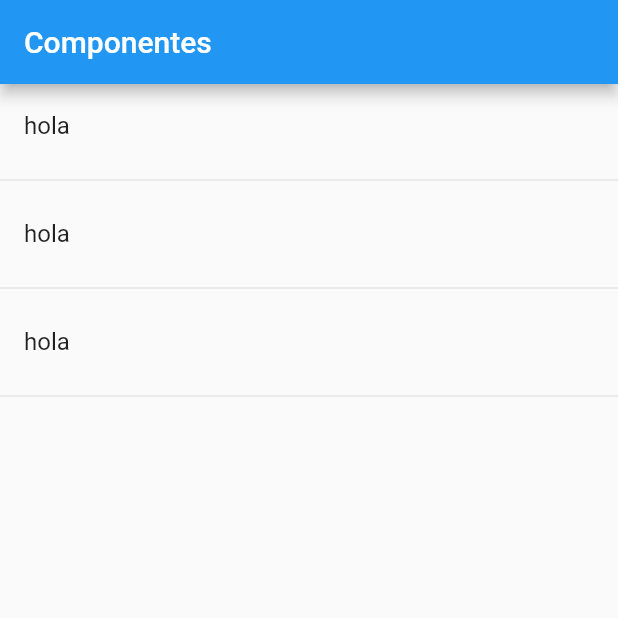
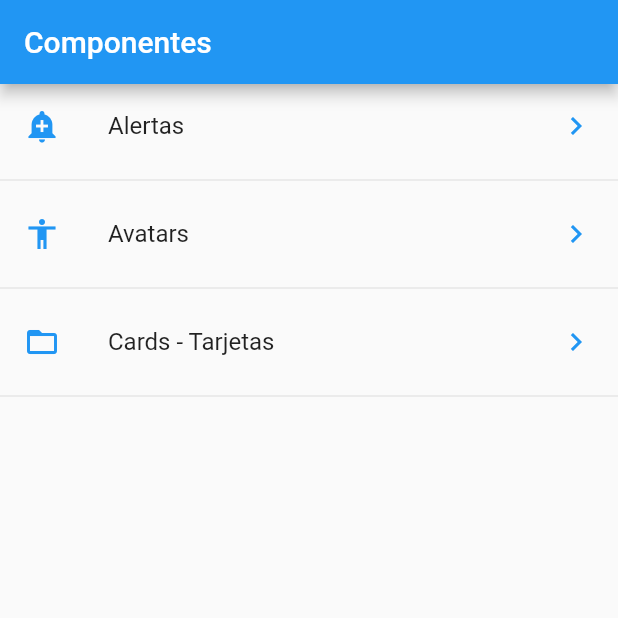
Before and after one commit to palmamora/flutter_components, a Flutter app: the screen it shows after launch, on a phone screen of 412 x 824 dp, the top half of it. Run offline on Flutter 3.47's test engine with Material 2 defaults, Android fonts, the phone set to English and light mode, and no system bars.

Commit message:
nuevas páginas

```diff
--- a/lib/main.dart
+++ b/lib/main.dart
@@ -1,5 +1,6 @@
 import 'package:flutter/material.dart';
-import 'package:flutter_application_2/src/pages/home_page.dart';
+import 'package:flutter_application_2/src/pages/alert_page.dart';
+import 'package:flutter_application_2/src/routes/routes.dart';
 
 void main() => runApp(MyApp());
 
@@ -9,7 +10,12 @@ class MyApp extends StatelessWidget {
     return MaterialApp(
       title: 'Componentes APP',
       debugShowCheckedModeBanner: false,
-      home:  HomePage(),
+      initialRoute: '/',
+      routes: getApplicationRoutes(),
+      onGenerateRoute: (RouteSettings settings) {
+        return MaterialPageRoute(
+            builder: (BuildContext context) => AlertPage());
+      },
     );
   }
 }
--- a/lib/src/pages/home_page.dart
+++ b/lib/src/pages/home_page.dart
@@ -1,5 +1,7 @@
 import 'package:flutter/material.dart';
+import 'package:flutter_application_2/src/pages/alert_page.dart';
 import 'package:flutter_application_2/src/providers/menu_provider.dart';
+import 'package:flutter_application_2/src/utils/icono_string_util.dart';
 
 class HomePage extends StatelessWidget {
   @override
@@ -13,26 +15,41 @@ class HomePage extends StatelessWidget {
   }
 
   Widget _lista() {
-    print(menuProvider.opciones);
-    return ListView(
-      children: _crearListaItems(),
-    );
+    /*
+    menuProvider.cargarData().then((opciones) {
+      print(opciones);
+    });
+    */
+    return FutureBuilder(
+        future: menuProvider.cargarData(),
+        initialData: [],
+        builder: (context, AsyncSnapshot<List<dynamic>> snapshot) {
+          return ListView(
+            children: _crearListaItems(snapshot.data, context),
+          );
+        });
   }
 
-  List<Widget> _crearListaItems() {
-    return [
-      ListTile(
-        title: Text('hola'),
-      ),
-      Divider(),
-      ListTile(
-        title: Text('hola'),
-      ),
-      Divider(),
-      ListTile(
-        title: Text('hola'),
-      ),
-      Divider(),
-    ];
+  List<Widget> _crearListaItems(List<dynamic>? data, BuildContext context) {
+    final List<Widget> opts = [];
+
+    data?.forEach((element) {
+      opts
+        ..add(ListTile(
+          title: Text(element['texto']),
+          leading: getIcon(element['icon']),
+          trailing: Icon(
+            Icons.keyboard_arrow_right,
+            color: Colors.blue,
+          ),
+          onTap: () {
+            //final route = MaterialPageRoute(builder: (context) => AlertPage());
+            //Navigator.push(context, route);
+            Navigator.pushNamed(context, element['ruta']);
+          },
+        ))
+        ..add(Divider());
+    });
+    return opts;
   }
 }
--- /dev/null
+++ b/lib/src/routes/routes.dart
@@ -0,0 +1,15 @@
+import 'package:flutter/cupertino.dart';
+import 'package:flutter/material.dart';
+import 'package:flutter_application_2/src/pages/alert_page.dart';
+import 'package:flutter_application_2/src/pages/avatar_page.dart';
+import 'package:flutter_application_2/src/pages/card_page.dart';
+import 'package:flutter_application_2/src/pages/home_page.dart';
+
+Map<String, WidgetBuilder> getApplicationRoutes() {
+  return <String, WidgetBuilder>{
+    '/': (BuildContext context) => HomePage(),
+    'alert': (BuildContext context) => AlertPage(),
+    'avatar': (BuildContext context) => AvatarPage(),
+    'card' : (BuildContext context) => CardPage(),
+  };
+}
--- /dev/null
+++ b/lib/src/utils/icono_string_util.dart
@@ -0,0 +1,16 @@
+import 'package:flutter/cupertino.dart';
+
+import 'package:flutter/material.dart';
+
+final _icons = <String, IconData>{
+  'add_alert': Icons.add_alert,
+  'accessibility': Icons.accessibility,
+  'folder_open': Icons.folder_open,
+};
+
+Icon getIcon(String nombre) {
+  return Icon(
+    _icons[nombre],
+    color: Colors.blue,
+  );
+}
--- a/pubspec.yaml
+++ b/pubspec.yaml
@@ -47,7 +47,7 @@ flutter:
   # To add assets to your application, add an assets section, like this:
   assets:
    - data/menu_opts.json
-  #   - images/a_dot_ham.jpeg
+   - assets/
 
   # An image asset can refer to one or more resolution-specific "variants", see
   # https://flutter.dev/assets-and-images/#resolution-aware.
```
Also changed, not shown: lib/src/pages/alert_page.dart (added, +54 -0 lines), lib/src/pages/avatar_page.dart (added, +20 -0 lines), lib/src/pages/card_page.dart (added, +115 -0 lines), lib/src/providers/menu_provider.dart (+6 -9 lines), assets/loader.gif (added).
